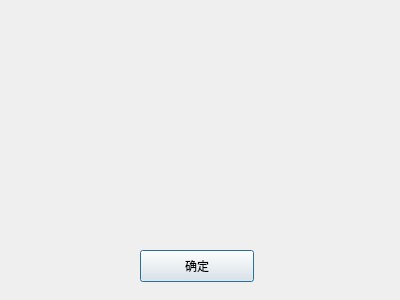
ZaoHan415/GamePro, file Main_Pro/people.ui: the form before one commit.
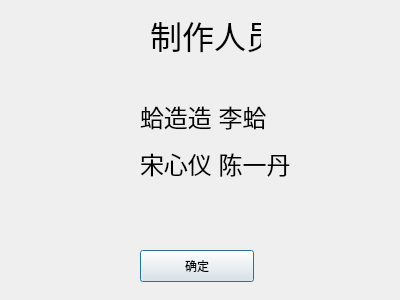
The form after the commit.

Commit message: 加上了枪毙名单

Patch:
```diff
--- a/Main_Pro/people.ui
+++ b/Main_Pro/people.ui
@@ -26,6 +26,32 @@
     <string>确定</string>
    </property>
   </widget>
+  <widget class="QLabel" name="label">
+   <property name="geometry">
+    <rect>
+     <x>150</x>
+     <y>10</y>
+     <width>111</width>
+     <height>51</height>
+    </rect>
+   </property>
+   <property name="text">
+    <string>&lt;html&gt;&lt;head/&gt;&lt;body&gt;&lt;p&gt;&lt;span style=&quot; font-size:24pt;&quot;&gt;制作人员&lt;/span&gt;&lt;/p&gt;&lt;/body&gt;&lt;/html&gt;</string>
+   </property>
+  </widget>
+  <widget class="QLabel" name="label_2">
+   <property name="geometry">
+    <rect>
+     <x>140</x>
+     <y>80</y>
+     <width>191</width>
+     <height>121</height>
+    </rect>
+   </property>
+   <property name="text">
+    <string>&lt;html&gt;&lt;head/&gt;&lt;body&gt;&lt;p&gt;&lt;span style=&quot; font-size:18pt;&quot;&gt;蛤造造             李蛤&lt;/span&gt;&lt;/p&gt;&lt;p&gt;&lt;span style=&quot; font-size:18pt;&quot;&gt;宋心仪             陈一丹&lt;/span&gt;&lt;/p&gt;&lt;/body&gt;&lt;/html&gt;</string>
+   </property>
+  </widget>
  </widget>
  <resources/>
  <connections/>
```
The commit also changes 1 other file.
